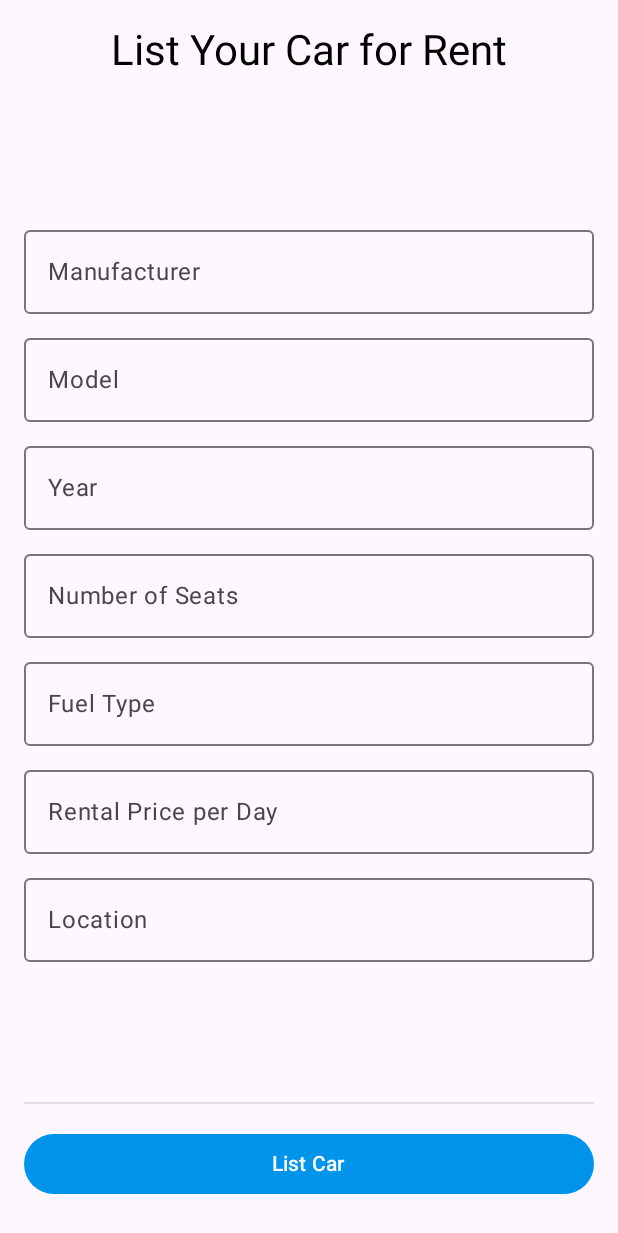
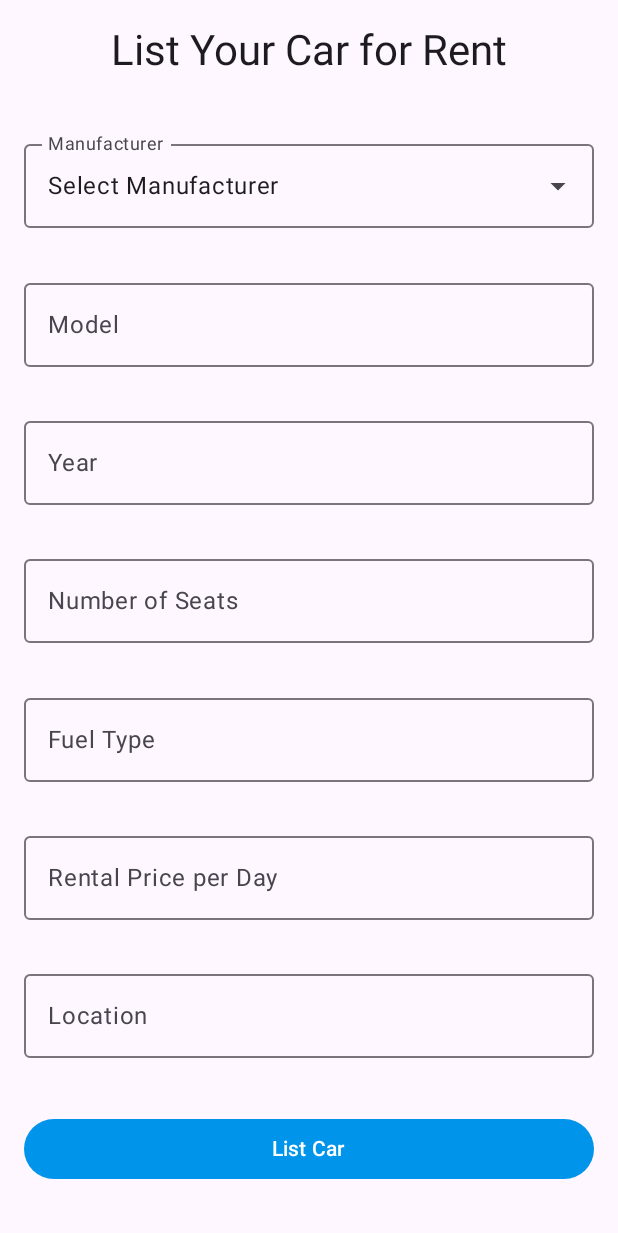
Before and after one commit to AIR-Wheelly/AIR_Wheelly-frontend, an Android app built with Jetpack Compose: the CarListingScreen screen opened through its navigation route, on a phone screen of 412 x 824 dp. Shown: the top 1233 px of the screen. Run offline under Robolectric (Android 15) with nearby library versions, the phone set to English and light mode, and no system bars; 3 statements that could not run were skipped.

Commit message:
SCRUM-51 Implement car manufacturers fetching

```diff
--- a/app/src/main/java/com/air_wheelly/wheelly/presentation/auth/CarListingScreen.kt
+++ b/app/src/main/java/com/air_wheelly/wheelly/presentation/auth/CarListingScreen.kt
@@ -1,24 +1,34 @@
 package com.air_wheelly.wheelly.presentation.car_listing
 
+import CarViewModel
+import CarViewModelFactory
 import androidx.compose.foundation.layout.*
-import androidx.compose.foundation.background
+import androidx.compose.material.icons.Icons
+import androidx.compose.material.icons.filled.ArrowDropDown
 import androidx.compose.material3.*
-import androidx.compose.material3.Divider
 import androidx.compose.runtime.*
 import androidx.compose.ui.Alignment
 import androidx.compose.ui.Modifier
-import androidx.compose.ui.graphics.Color
+import androidx.compose.ui.platform.LocalContext
+import androidx.compose.ui.text.input.TextFieldValue
 import androidx.compose.ui.unit.dp
-import androidx.compose.ui.text.input.TextFieldValue
+import androidx.lifecycle.viewmodel.compose.viewModel
 import androidx.navigation.NavController
+import hr.air_wheelly.ws.models.responses.car.AllManufacturers
 
 @OptIn(ExperimentalMaterial3Api::class)
 @Composable
 fun CarListingScreen(
     navController: NavController
 ) {
+    val context = LocalContext.current
+    val carViewModel: CarViewModel = viewModel(factory = CarViewModelFactory(context))
 
-    var manufacturer by remember { mutableStateOf(TextFieldValue("")) }
+    val manufacturers by carViewModel.manufacturers.collectAsState()
+
+    var selectedManufacturer by remember { mutableStateOf<AllManufacturers?>(null) }
+    var expanded by remember { mutableStateOf(false) }
+
     var model by remember { mutableStateOf(TextFieldValue("")) }
     var year by remember { mutableStateOf(TextFieldValue("")) }
     var seats by remember { mutableStateOf(TextFieldValue("")) }
@@ -36,28 +46,42 @@ fun CarListingScreen(
         horizontalAlignment = Alignment.CenterHorizontally,
         verticalArrangement = Arrangement.SpaceBetween
     ) {
-
         Text(
             text = "List Your Car for Rent",
-            style = MaterialTheme.typography.headlineMedium.copy(
-                color = Color.Black
-            )
+            style = MaterialTheme.typography.headlineMedium
         )
 
         Spacer(modifier = Modifier.height(16.dp))
 
-        // Input Fields for Car Listing
-        Column(
-            modifier = Modifier.weight(1f),
-            verticalArrangement = Arrangement.Center
-        ) {
+        // Manufacturer Dropdown
+        Box {
             OutlinedTextField(
-                value = manufacturer,
-                onValueChange = { manufacturer = it },
+                value = selectedManufacturer?.name ?: "Select Manufacturer",
+                onValueChange = {},
                 label = { Text("Manufacturer") },
                 modifier = Modifier.fillMaxWidth(),
-                singleLine = true
+                readOnly = true,
+                trailingIcon = {
+                    IconButton(onClick = { expanded = true }) {
+                        Icon(Icons.Default.ArrowDropDown, contentDescription = null)
+                    }
+                }
             )
+            DropdownMenu(
+                expanded = expanded,
+                onDismissRequest = { expanded = false }
+            ) {
+                manufacturers.forEach { manufacturer ->
+                    DropdownMenuItem(
+                        text = { Text(text = manufacturer.name) },
+                        onClick = {
+                            selectedManufacturer = manufacturer
+                            expanded = false
+                        }
+                    )
+                }
+            }
+        }
 
         Spacer(modifier = Modifier.height(8.dp))
 
@@ -120,19 +144,10 @@ fun CarListingScreen(
         )
 
         Spacer(modifier = Modifier.height(16.dp))
-        }
-
-        Divider(
-            modifier = Modifier.fillMaxWidth(),
-            color = MaterialTheme.colorScheme.onSurface.copy(alpha = 0.12f),
-            thickness = 1.dp
-        )
-
-        Spacer(modifier = Modifier.height(16.dp))
 
         Button(
             onClick = {
-                if (manufacturer.text.isEmpty() || model.text.isEmpty() || year.text.isEmpty() ||
+                if (selectedManufacturer == null || model.text.isEmpty() || year.text.isEmpty() ||
                     seats.text.isEmpty() || fuelType.text.isEmpty() || rentalPrice.text.isEmpty() ||
                     location.text.isEmpty()
                 ) {
--- /dev/null
+++ b/ws/src/main/java/hr/air_wheelly/ws/models/responses/car/AllManufacturers.kt
@@ -0,0 +1,6 @@
+package hr.air_wheelly.ws.models.responses.car
+
+data class AllManufacturers(
+    val id: String,
+    val name: String
+)
--- a/ws/src/main/java/hr/air_wheelly/ws/network/CarService.kt
+++ b/ws/src/main/java/hr/air_wheelly/ws/network/CarService.kt
@@ -10,6 +10,6 @@ import retrofit2.http.GET
 import retrofit2.http.POST
 
 interface CarService {
-    @GET("car/getallmanufacturers")
-    fun getAllManufectureres(): Call<SuccessfulResponseBody<List<AllManufacturers>>>
+    @GET("car/getallmanafacturer")
+    fun getAllManufacturers(): Call<SuccessfulResponseBody<Array<AllManufacturers>>>
 }
```
Also changed, not shown: ws/src/main/java/hr/air_wheelly/ws/request_handlers/ManufacturerRequestHandler.kt (+6 -3 lines). Lines whose indentation alone changed are shown as unchanged.
